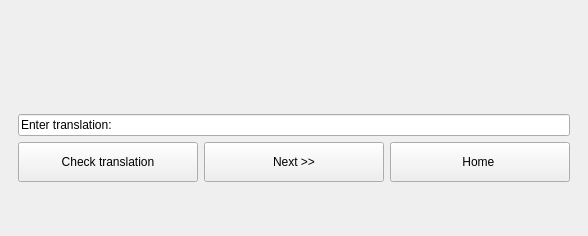
Before: the Qt Designer form src/mainwindow.ui in tommyjj83/vocabulator, drawn with Qt 5.
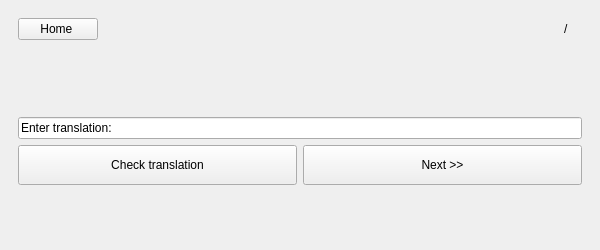
After: the same form once the commit is applied. The open tabs and pages were chosen to show the change.

Commit message: Counter of correct/incorrect translations added.

What changed in the file:
```diff
--- a/src/mainwindow.ui
+++ b/src/mainwindow.ui
@@ -6,8 +6,8 @@
    <rect>
     <x>0</x>
     <y>0</y>
-    <width>588</width>
-    <height>236</height>
+    <width>600</width>
+    <height>250</height>
    </rect>
   </property>
   <property name="windowTitle">
@@ -216,6 +216,91 @@
       </widget>
       <widget class="QWidget" name="volcabularyTrainer">
        <layout class="QVBoxLayout" name="verticalLayout_3">
+        <item>
+         <layout class="QHBoxLayout" name="contUpperBar">
+          <item>
+           <widget class="QPushButton" name="btnHome">
+            <property name="sizePolicy">
+             <sizepolicy hsizetype="Minimum" vsizetype="Preferred">
+              <horstretch>0</horstretch>
+              <verstretch>0</verstretch>
+             </sizepolicy>
+            </property>
+            <property name="minimumSize">
+             <size>
+              <width>0</width>
+              <height>0</height>
+             </size>
+            </property>
+            <property name="maximumSize">
+             <size>
+              <width>16777215</width>
+              <height>16777215</height>
+             </size>
+            </property>
+            <property name="text">
+             <string>Home </string>
+            </property>
+           </widget>
+          </item>
+          <item>
+           <spacer name="horizontalSpacer_5">
+            <property name="orientation">
+             <enum>Qt::Orientation::Horizontal</enum>
+            </property>
+            <property name="sizeHint" stdset="0">
+             <size>
+              <width>40</width>
+              <height>20</height>
+             </size>
+            </property>
+           </spacer>
+          </item>
+          <item>
+           <layout class="QHBoxLayout" name="contStatusBar">
+            <item>
+             <widget class="QLabel" name="labelCorrectTranslationsCnt">
+              <property name="sizePolicy">
+               <sizepolicy hsizetype="Preferred" vsizetype="Preferred">
+                <horstretch>0</horstretch>
+                <verstretch>0</verstretch>
+               </sizepolicy>
+              </property>
+              <property name="minimumSize">
+               <size>
+                <width>0</width>
+                <height>0</height>
+               </size>
+              </property>
+              <property name="text">
+               <string/>
+              </property>
+             </widget>
+            </item>
+            <item>
+             <widget class="QLabel" name="label">
+              <property name="text">
+               <string>/</string>
+              </property>
+             </widget>
+            </item>
+            <item>
+             <widget class="QLabel" name="labelIncorrectTranslationsCnt">
+              <property name="minimumSize">
+               <size>
+                <width>0</width>
+                <height>0</height>
+               </size>
+              </property>
+              <property name="text">
+               <string/>
+              </property>
+             </widget>
+            </item>
+           </layout>
+          </item>
+         </layout>
+        </item>
         <item>
          <widget class="QLabel" name="labelWordToTranslate">
           <property name="sizePolicy">
@@ -227,7 +312,7 @@
           <property name="minimumSize">
            <size>
             <width>0</width>
-            <height>90</height>
+            <height>65</height>
            </size>
           </property>
           <property name="maximumSize">
@@ -345,31 +430,6 @@
             </property>
            </widget>
           </item>
-          <item>
-           <widget class="QPushButton" name="btnHome">
-            <property name="sizePolicy">
-             <sizepolicy hsizetype="Minimum" vsizetype="Expanding">
-              <horstretch>0</horstretch>
-              <verstretch>0</verstretch>
-             </sizepolicy>
-            </property>
-            <property name="minimumSize">
-             <size>
-              <width>0</width>
-              <height>40</height>
-             </size>
-            </property>
-            <property name="maximumSize">
-             <size>
-              <width>16777215</width>
-              <height>60</height>
-             </size>
-            </property>
-            <property name="text">
-             <string>Home </string>
-            </property>
-           </widget>
-          </item>
          </layout>
         </item>
         <item>
```
The commit also changes 2 other files.
